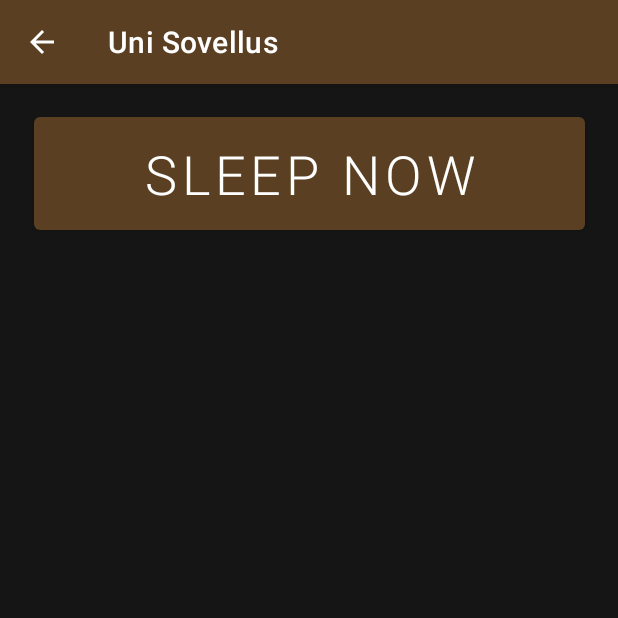
After one commit to Samucl/SleepingApp, an Android app: the SleepActivity screen opened directly, with no data from a screen before it, on a phone screen of 412 x 824 dp, the top half of it. The commit adds this screen. Run offline under Robolectric (Android 15) with nearby library versions, the phone set to English and light mode, and no system bars.

Commit message:
Sleep activity lisätty. listview_style.xml on listan tyyliä varten

```diff
--- a/app/src/main/AndroidManifest.xml
+++ b/app/src/main/AndroidManifest.xml
@@ -11,6 +11,8 @@
         android:theme="@style/Theme.AndroidProject">
         <activity android:name=".NotesActivity"
             android:parentActivityName=".MainActivity"></activity>
+        <activity android:name=".SleepActivity"
+            android:parentActivityName=".MainActivity"></activity>
         <activity android:name=".MainActivity">
             <intent-filter>
                 <action android:name="android.intent.action.MAIN" />
--- /dev/null
+++ b/app/src/main/java/com/example/androidproject/SleepActivity.java
@@ -0,0 +1,145 @@
+package com.example.androidproject;
+
+import androidx.appcompat.app.AppCompatActivity;
+import android.app.AlertDialog;
+import android.content.DialogInterface;
+import android.content.SharedPreferences;
+import android.os.Bundle;
+import android.os.SystemClock;
+import android.view.View;
+import android.widget.AdapterView;
+import android.widget.ArrayAdapter;
+import android.widget.Button;
+import android.widget.Chronometer;
+import android.widget.ListView;
+import com.google.gson.Gson;
+import com.google.gson.reflect.TypeToken;
+import java.lang.reflect.Type;
+import java.util.ArrayList;
+import java.util.Calendar;
+
+public class SleepActivity extends AppCompatActivity {
+
+    private Chronometer timer;
+    private boolean run = false;
+    private long offset;
+    private Button sleepNow;
+    private Button wakeNow;
+    private ArrayList<String> addArray;
+    private ListView showSleep;
+
+    @Override
+    protected void onCreate(Bundle savedInstanceState) {
+        super.onCreate(savedInstanceState);
+        setContentView(R.layout.activity_sleep);
+
+        timer = findViewById(R.id.timer);
+        showSleep = (ListView)findViewById(R.id.listView);
+        sleepNow = (Button)findViewById(R.id.sleepButton);
+        wakeNow = (Button)findViewById(R.id.wakeButton);
+
+        loadArray();
+        ArrayAdapter<String> adapter = new ArrayAdapter<String>(SleepActivity.this, R.layout.listview_style, addArray);
+        showSleep.setAdapter(adapter);
+
+        //Ominaisuus jolla voi poistaa ListView-kohteen
+        showSleep.setOnItemLongClickListener(new AdapterView.OnItemLongClickListener() {
+            @Override
+            public boolean onItemLongClick(AdapterView<?> parent, View view, int position, long id) {
+                final int item = position;
+                new AlertDialog.Builder(SleepActivity.this).setTitle("Do you want to delete this item?")
+                        .setPositiveButton("Yes", new DialogInterface.OnClickListener() {
+                            @Override
+                            public void onClick(DialogInterface dialog, int which) {
+                                addArray.remove(item);
+                                showSleep.invalidateViews();
+                                saveArray();
+                            }
+                        })
+                        .setNegativeButton("No", null).show();
+                return true;
+            }
+        });
+    }
+    public void startTimer(View v){
+        if(!run){
+            wakeNow.setVisibility(View.VISIBLE);
+            sleepNow.setVisibility(View.INVISIBLE);
+            timer.setBase(SystemClock.elapsedRealtime());
+            timer.start();
+            run = true;
+        }
+    }
+
+    public void stopTimer(View v){
+        if(run){
+            timer.stop();
+            sleepNow.setVisibility(View.VISIBLE);
+            wakeNow.setVisibility(View.INVISIBLE);
+            offset = SystemClock.elapsedRealtime() - timer.getBase();
+
+            Calendar cal = Calendar.getInstance();
+            int year = cal.get(Calendar.YEAR);
+            int month = cal.get(Calendar.MONTH); month++;
+            int day = cal.get(Calendar.DAY_OF_MONTH);
+            long seconds = offset/1000;
+            long minutes = seconds/60;
+            long hours = minutes/60;
+
+            addArray.add(day + "." + month + "." + year + "\n" + "Slept " + hours % 24 + " hours " + minutes % 60 + " minutes and " + seconds % 60 + " seconds");
+            showSleep.invalidateViews();
+
+            timer.setBase(SystemClock.elapsedRealtime());
+            offset = 0;
+            run = false;
+            saveArray();
+        }
+    }
+
+    protected void onStop(){
+        super.onStop();
+        SharedPreferences sp = getSharedPreferences("sp", MODE_PRIVATE);
+        SharedPreferences.Editor editor = sp.edit();
+        editor.putLong("milliseconds", timer.getBase());
+        editor.putBoolean("running", run);
+        editor.apply();
+    }
+
+    protected void onStart(){
+        super.onStart();
+        SharedPreferences sp = getSharedPreferences("sp", MODE_PRIVATE);
+        timer.setBase(sp.getLong("milliseconds", 0));
+        run = sp.getBoolean("running", false);
+
+        if(run){
+            offset = SystemClock.elapsedRealtime() - timer.getBase();
+            wakeNow.setVisibility(View.VISIBLE);
+            sleepNow.setVisibility(View.INVISIBLE);
+        }
+        else if(!run){
+            wakeNow.setVisibility(View.INVISIBLE);
+            sleepNow.setVisibility(View.VISIBLE);
+        }
+    }
+
+    private void saveArray(){
+        SharedPreferences sp = getSharedPreferences("ArrayList", MODE_PRIVATE);
+        SharedPreferences.Editor editor = sp.edit();
+        Gson gson = new Gson();
+        String json = gson.toJson(addArray);
+        editor.putString("task arraylist", json);
+        editor.apply();
+    }
+
+    private void loadArray(){
+        SharedPreferences sp = getSharedPreferences("ArrayList", MODE_PRIVATE);
+        Gson gson = new Gson();
+        String json = sp.getString("task arraylist", null);
+        Type type = new TypeToken<ArrayList<String>>() {}.getType();
+        addArray = gson.fromJson(json, type);
+
+        if(addArray == null){
+            addArray = new ArrayList<>();
+        }
+    }
+}
--- /dev/null
+++ b/app/src/main/res/layout/activity_sleep.xml
@@ -0,0 +1,60 @@
+<?xml version="1.0" encoding="utf-8"?>
+<androidx.constraintlayout.widget.ConstraintLayout xmlns:android="http://schemas.android.com/apk/res/android"
+    xmlns:app="http://schemas.android.com/apk/res-auto"
+    xmlns:tools="http://schemas.android.com/tools"
+    android:layout_width="match_parent"
+    android:layout_height="match_parent"
+    android:background="#151515">
+
+    <Chronometer
+        android:id="@+id/timer"
+        android:layout_width="wrap_content"
+        android:layout_height="wrap_content"
+        android:textSize="30sp"
+        android:visibility="invisible"
+        app:layout_constraintStart_toStartOf="parent"
+        app:layout_constraintTop_toTopOf="parent" />
+
+    <ListView
+        android:id="@+id/listView"
+        android:layout_width="383dp"
+        android:layout_height="541dp"
+        android:cacheColorHint="#FFFFFF"
+        app:layout_constraintBottom_toBottomOf="parent"
+        app:layout_constraintEnd_toEndOf="parent"
+        app:layout_constraintHorizontal_bias="0.516"
+        app:layout_constraintStart_toStartOf="parent"
+        app:layout_constraintTop_toTopOf="parent"
+        app:layout_constraintVertical_bias="0.908" />
+
+    <Button
+        android:id="@+id/wakeButton"
+        android:layout_width="367dp"
+        android:layout_height="87dp"
+        android:layout_marginTop="16dp"
+        android:fontFamily="sans-serif-light"
+        android:onClick="stopTimer"
+        android:paddingLeft="30dp"
+        android:paddingRight="30dp"
+        android:text="Wake now"
+        android:textSize="36sp"
+        app:layout_constraintEnd_toEndOf="parent"
+        app:layout_constraintStart_toStartOf="parent"
+        app:layout_constraintTop_toTopOf="parent" />
+
+    <Button
+        android:id="@+id/sleepButton"
+        android:layout_width="367dp"
+        android:layout_height="87dp"
+        android:layout_marginTop="16dp"
+        android:fontFamily="sans-serif-light"
+        android:onClick="startTimer"
+        android:paddingLeft="30dp"
+        android:paddingRight="30dp"
+        android:text="Sleep now"
+        android:textSize="36sp"
+        app:layout_constraintEnd_toEndOf="parent"
+        app:layout_constraintStart_toStartOf="parent"
+        app:layout_constraintTop_toTopOf="parent" />
+
+</androidx.constraintlayout.widget.ConstraintLayout>
```
Also changed, not shown: app/src/main/java/com/example/androidproject/MainActivity.java (+10 -0 lines), app/src/main/res/layout/activity_main.xml (+13 -0 lines), app/src/main/res/layout/listview_style.xml (added, +8 -0 lines).
